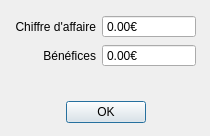
Above: qlot/statdialog.ui from Harenome/qlot before the change. Below: the same form after it.
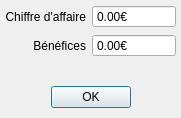
That is the form after the change. Icons and pictures are not drawn.

The edit to the form file:
```diff
--- a/qlot/statdialog.ui
+++ b/qlot/statdialog.ui
@@ -9,8 +9,8 @@
    <rect>
     <x>0</x>
     <y>0</y>
-    <width>210</width>
-    <height>136</height>
+    <width>181</width>
+    <height>118</height>
    </rect>
   </property>
   <property name="sizePolicy">
@@ -26,16 +26,28 @@
    <iconset>
     <normaloff>../images/qlot_512.svg</normaloff>../images/qlot_512.svg</iconset>
   </property>
-  <widget class="QWidget" name="">
+  <widget class="QWidget" name="layoutWidget">
    <property name="geometry">
     <rect>
-     <x>15</x>
-     <y>15</y>
+     <x>0</x>
+     <y>0</y>
      <width>181</width>
-     <height>108</height>
+     <height>118</height>
     </rect>
    </property>
    <layout class="QVBoxLayout" name="verticalLayout">
+    <property name="leftMargin">
+     <number>5</number>
+    </property>
+    <property name="topMargin">
+     <number>5</number>
+    </property>
+    <property name="rightMargin">
+     <number>5</number>
+    </property>
+    <property name="bottomMargin">
+     <number>10</number>
+    </property>
     <item>
      <layout class="QFormLayout" name="formLayout">
       <property name="labelAlignment">
```
